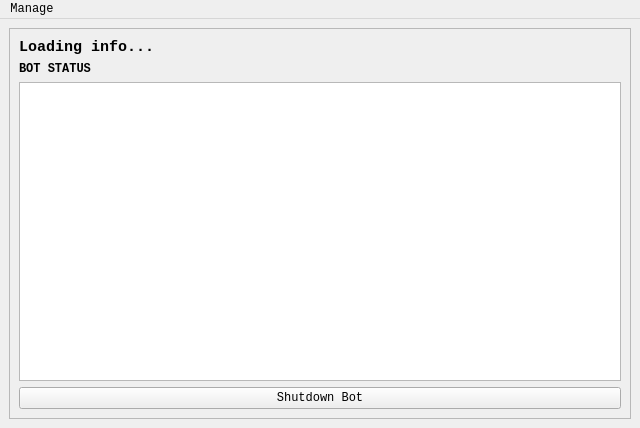
Before: the Qt Designer form ui/main.ui in mitko8009/mitko-s-Music-Bot, drawn with Qt 5.
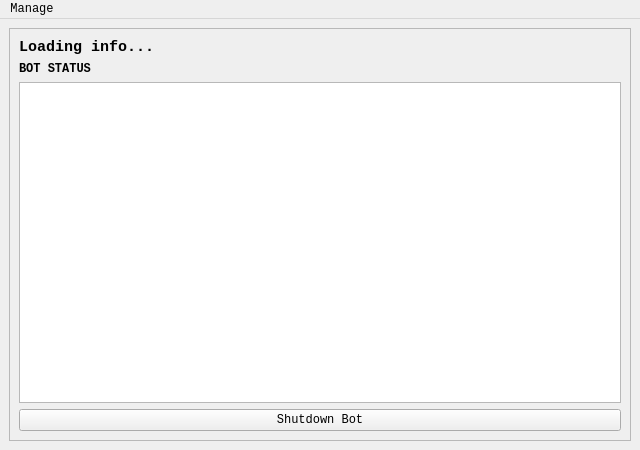
After: the same form once the commit is applied.

Commit message: feat(GUI): Add pause/resume button to right click

What changed in the file:
```diff
--- a/ui/main.ui
+++ b/ui/main.ui
@@ -7,7 +7,7 @@
     <x>0</x>
     <y>0</y>
     <width>640</width>
-    <height>428</height>
+    <height>450</height>
    </rect>
   </property>
   <property name="windowTitle">
@@ -92,6 +92,9 @@
          <property name="dragDropOverwriteMode">
           <bool>false</bool>
          </property>
+         <property name="textElideMode">
+          <enum>Qt::ElideLeft</enum>
+         </property>
         </widget>
        </item>
        <item>
```
Left out of the diff: 15 changed lines with no effect on the pictures. Lines whose indentation alone changed are shown as unchanged. The commit also changes 6 other files.
